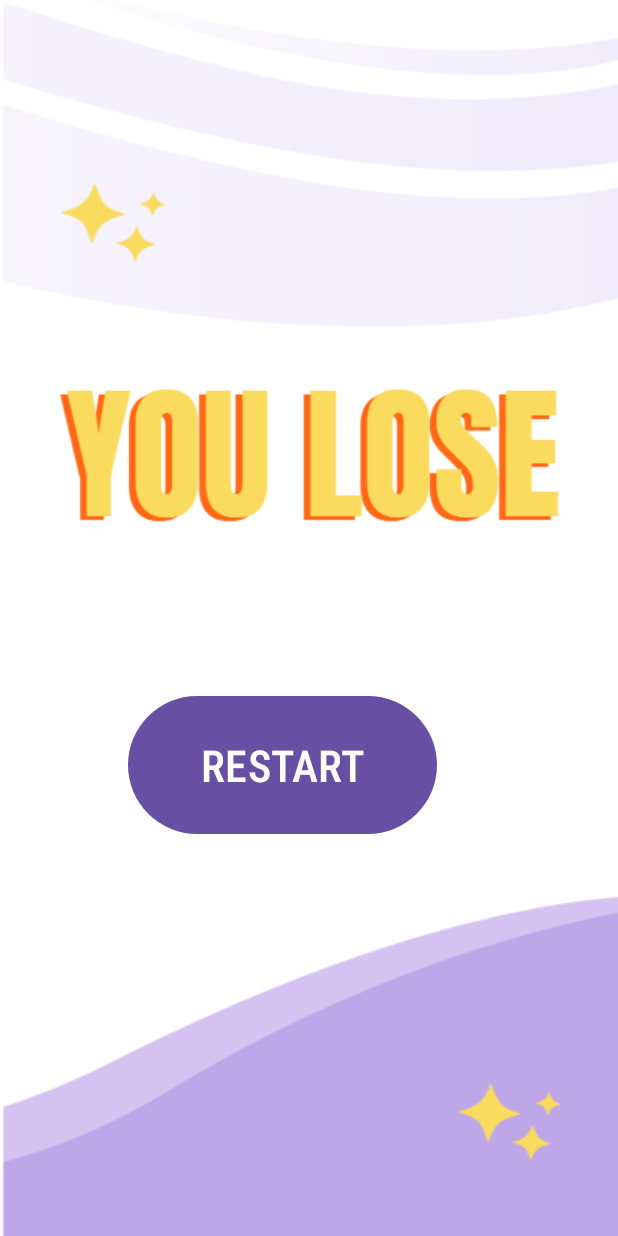
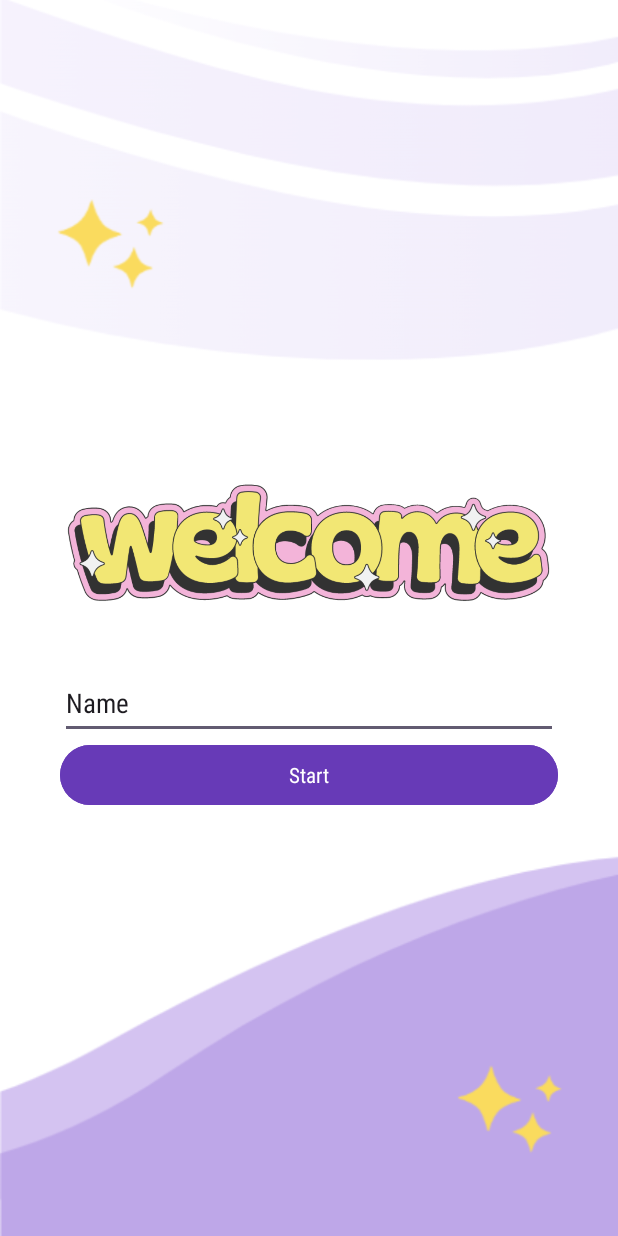
Before and after one commit to NujudAlthagafi/NA5, an Android app: the screen it shows after launch (shaima before the commit, welcom after it), on a phone screen of 412 x 824 dp. Run offline under Robolectric (Android 15) with nearby library versions, the phone set to English and light mode, and no system bars.

Commit message:
add the last page

```diff
--- a/app/src/main/AndroidManifest.xml
+++ b/app/src/main/AndroidManifest.xml
@@ -12,12 +12,11 @@
         android:supportsRtl="true"
         android:theme="@style/Theme.NA5"
         tools:targetApi="31">
-
-
-
-
         <activity
             android:name=".shaima"
+            android:exported="false" />
+        <activity
+            android:name=".welcom"
             android:exported="true">
             <intent-filter>
                 <action android:name="android.intent.action.MAIN" />
--- /dev/null
+++ b/app/src/main/java/com/example/na5/welcom.kt
@@ -0,0 +1,11 @@
+package com.example.na5
+
+import androidx.appcompat.app.AppCompatActivity
+import android.os.Bundle
+
+class welcom : AppCompatActivity() {
+    override fun onCreate(savedInstanceState: Bundle?) {
+        super.onCreate(savedInstanceState)
+        setContentView(R.layout.activity_welcom)
+    }
+}
--- /dev/null
+++ b/app/src/main/res/layout/activity_welcom.xml
@@ -0,0 +1,48 @@
+<?xml version="1.0" encoding="utf-8"?>
+<androidx.constraintlayout.widget.ConstraintLayout
+    xmlns:android="http://schemas.android.com/apk/res/android"
+    xmlns:app="http://schemas.android.com/apk/res-auto"
+    xmlns:tools="http://schemas.android.com/tools"
+    android:layout_width="match_parent"
+    android:layout_height="match_parent"
+    tools:context=".welcom">
+
+    <LinearLayout
+        android:layout_width="match_parent"
+        android:layout_height="match_parent"
+        android:background="@drawable/baackground"
+        android:gravity="center"
+        android:orientation="vertical"
+        android:padding="40dp"
+        tools:ignore="MissingConstraints"
+        tools:layout_editor_absoluteX="0dp"
+        tools:layout_editor_absoluteY="-86dp">
+
+
+        <ImageView
+            android:id="@+id/imageView"
+            android:layout_width="match_parent"
+            android:layout_height="161dp"
+            app:srcCompat="@drawable/imgwelcom" />
+
+        <EditText
+            android:id="@+id/editTextTextEnterName"
+            android:layout_width="match_parent"
+            android:layout_height="wrap_content"
+            android:ems="10"
+            android:fontFamily="sans-serif-condensed"
+            android:inputType="text"
+            android:minHeight="48dp"
+            android:text="Name" />
+
+        <Button
+            android:id="@+id/buttonStart"
+            android:layout_width="match_parent"
+            android:layout_height="wrap_content"
+            android:backgroundTint="@color/purple"
+            android:fontFamily="sans-serif-condensed"
+            android:text="Start" />
+
+    </LinearLayout>
+
+</androidx.constraintlayout.widget.ConstraintLayout>
--- a/app/src/main/res/values/colors.xml
+++ b/app/src/main/res/values/colors.xml
@@ -2,4 +2,5 @@
 <resources>
     <color name="black">#FF000000</color>
     <color name="white">#FFFFFFFF</color>
+    <color name="purple">#673AB7</color>
 </resources>
```
Also changed, not shown: app/src/main/res/drawable/imgwelcom.png (added).
